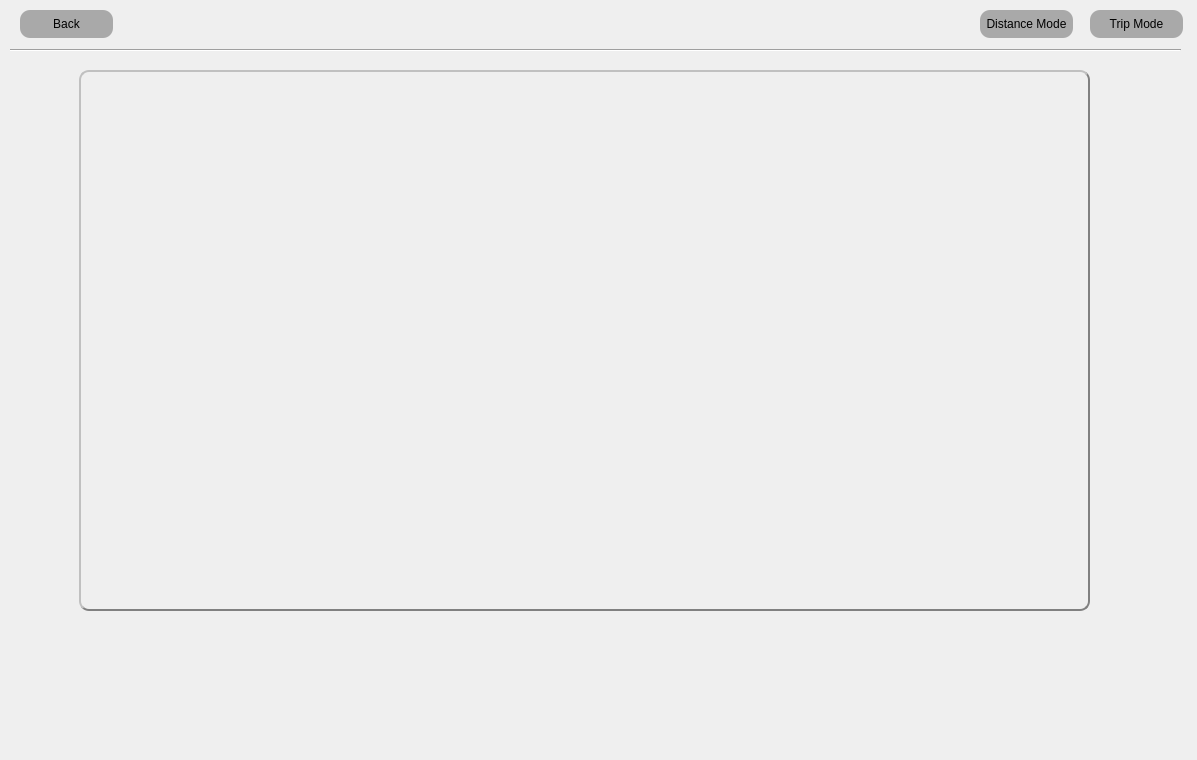
Old version of the form src/tourcampuses.ui in the repository brianclinkenbeard/collegetour.
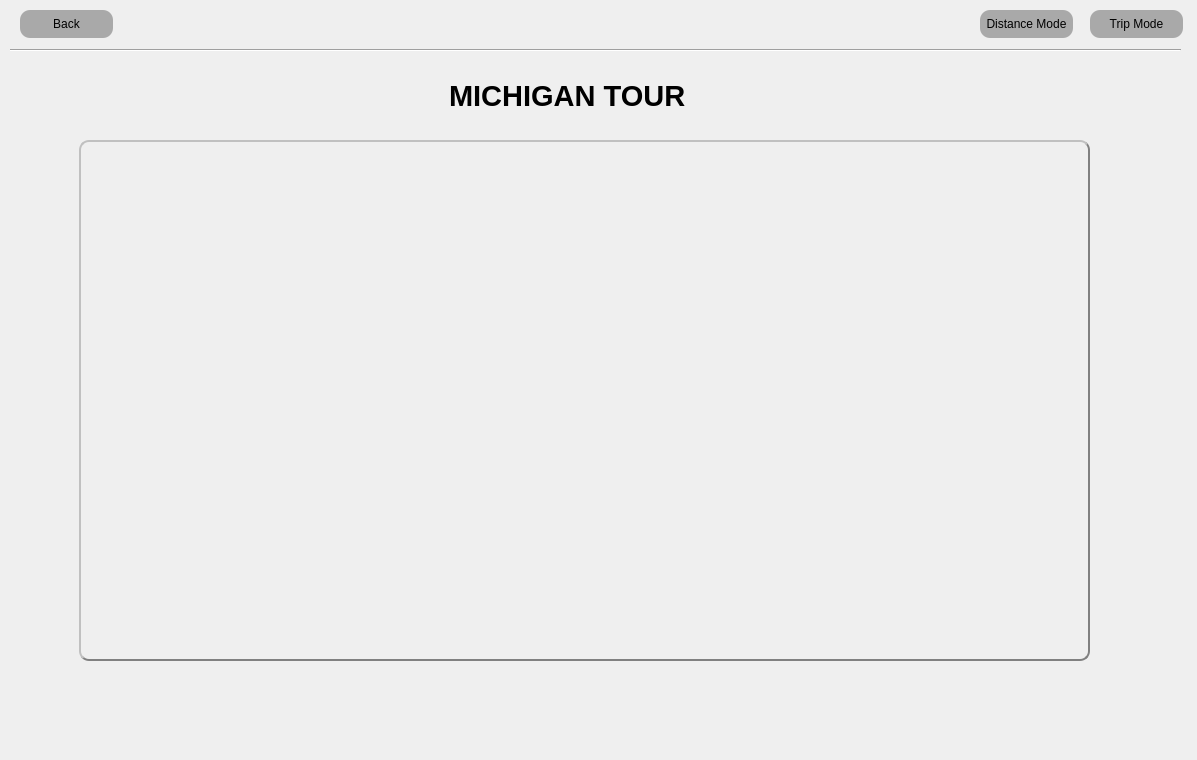
New version of the form. Icons and pictures are not drawn.

Commit message: uci and michigan tour are done

```diff
--- a/src/tourcampuses.ui
+++ b/src/tourcampuses.ui
@@ -60,7 +60,7 @@
     </rect>
    </property>
    <property name="currentIndex">
-    <number>2</number>
+    <number>3</number>
    </property>
    <widget class="QWidget" name="page">
     <widget class="QLabel" name="startingCampus_label">
@@ -448,15 +448,72 @@
      <property name="geometry">
       <rect>
        <x>80</x>
-       <y>10</y>
+       <y>80</y>
        <width>1011</width>
-       <height>541</height>
+       <height>521</height>
       </rect>
      </property>
      <property name="styleSheet">
       <string notr="true">tableWidget_3 {
 	font-color: white;
 }</string>
+     </property>
+    </widget>
+    <widget class="QLabel" name="label_uciTour">
+     <property name="geometry">
+      <rect>
+       <x>510</x>
+       <y>20</y>
+       <width>191</width>
+       <height>41</height>
+      </rect>
+     </property>
+     <property name="font">
+      <font>
+       <pointsize>22</pointsize>
+       <weight>75</weight>
+       <bold>true</bold>
+      </font>
+     </property>
+     <property name="text">
+      <string>UCI TOUR</string>
+     </property>
+    </widget>
+   </widget>
+   <widget class="QWidget" name="page_4">
+    <widget class="QTableWidget" name="trip_table_michigan">
+     <property name="geometry">
+      <rect>
+       <x>80</x>
+       <y>80</y>
+       <width>1011</width>
+       <height>521</height>
+      </rect>
+     </property>
+     <property name="styleSheet">
+      <string notr="true">tableWidget_3 {
+	font-color: white;
+}</string>
+     </property>
+    </widget>
+    <widget class="QLabel" name="label_michiganTour">
+     <property name="geometry">
+      <rect>
+       <x>450</x>
+       <y>20</y>
+       <width>291</width>
+       <height>31</height>
+      </rect>
+     </property>
+     <property name="font">
+      <font>
+       <pointsize>22</pointsize>
+       <weight>75</weight>
+       <bold>true</bold>
+      </font>
+     </property>
+     <property name="text">
+      <string>MICHIGAN TOUR</string>
      </property>
     </widget>
    </widget>
```
The commit also changes 2 other files.
